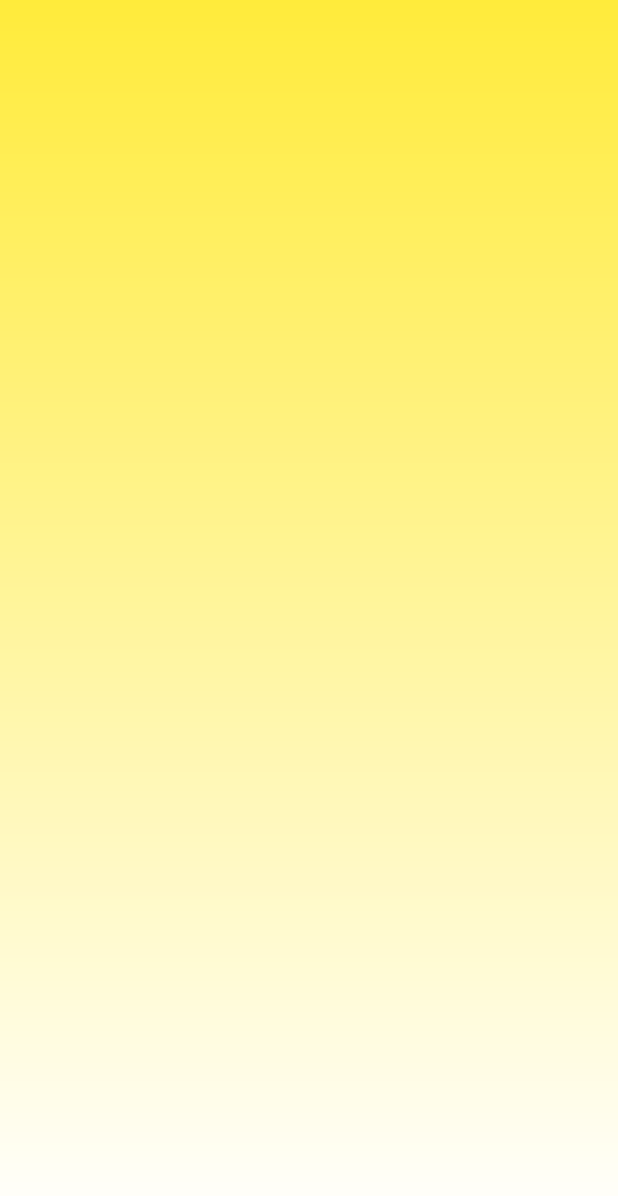
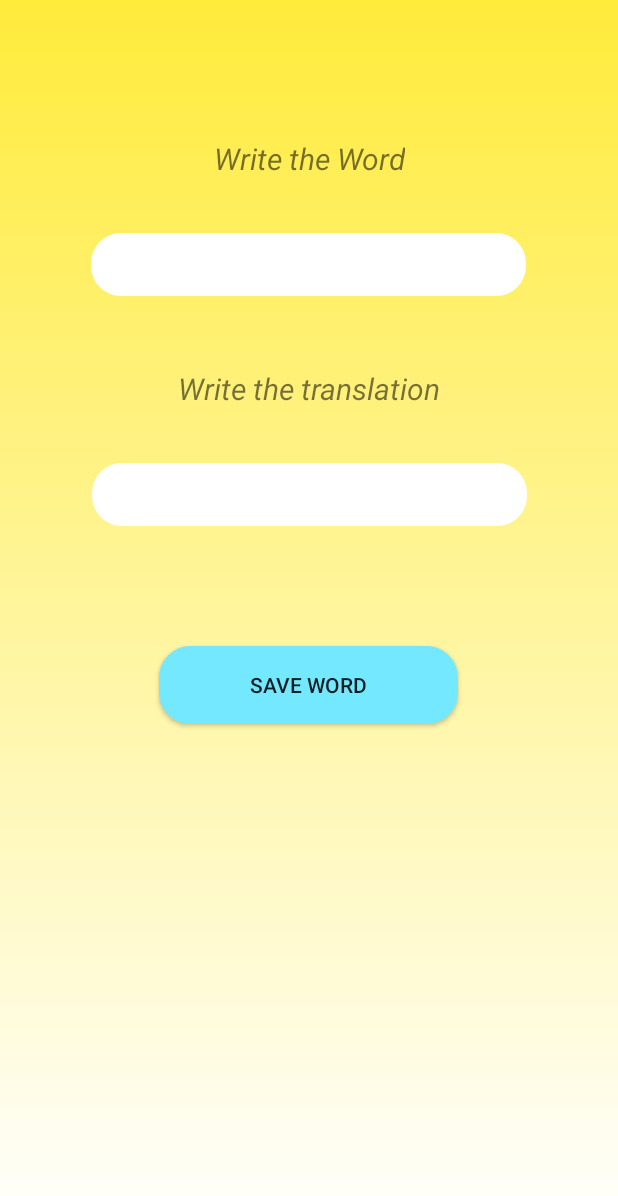
Before and after one commit to Julio1901/Rabbit_vocabulary, an Android app: the fragment AddNewWordFragment shown on its own in the app's theme, on a phone screen of 412 x 824 dp. Shown: the top 1196 px of the screen. Run offline under Robolectric (Android 15) with nearby library versions, the phone set to English and light mode, and no system bars.

Commit message:
Finished word addition screen

```diff
--- a/app/src/main/res/layout/fragment_add_new_word.xml
+++ b/app/src/main/res/layout/fragment_add_new_word.xml
@@ -1,8 +1,60 @@
 <?xml version="1.0" encoding="utf-8"?>
 <androidx.constraintlayout.widget.ConstraintLayout xmlns:android="http://schemas.android.com/apk/res/android"
+    xmlns:app="http://schemas.android.com/apk/res-auto"
     xmlns:tools="http://schemas.android.com/tools"
     android:layout_width="match_parent"
     android:layout_height="match_parent"
     tools:context=".fragments.AddNewWordFragment"
     android:background="@drawable/shape_add_new_word_background"
-    />
+    >
+
+    <TextView
+        android:id="@+id/input_word_title"
+        style="@style/screen_titles_add_words"
+        android:layout_marginTop="92dp"
+        android:text="@string/write_the_word"
+        app:layout_constraintEnd_toEndOf="parent"
+        app:layout_constraintStart_toStartOf="parent"
+        app:layout_constraintTop_toTopOf="parent" />
+
+
+    <com.google.android.material.textfield.TextInputEditText
+        android:id="@+id/input_word_edit_text"
+        style="@style/edit_text_screen_add_word"
+        app:layout_constraintEnd_toEndOf="parent"
+        app:layout_constraintHorizontal_bias="0.495"
+        app:layout_constraintStart_toStartOf="parent"
+        app:layout_constraintTop_toBottomOf="@+id/input_word_title" />
+
+
+    <TextView
+        android:id="@+id/input_translate_title"
+        style="@style/screen_titles_add_words"
+        android:layout_marginTop="48dp"
+        android:text="@string/write_the_translation"
+        app:layout_constraintEnd_toEndOf="parent"
+        app:layout_constraintStart_toStartOf="parent"
+        app:layout_constraintTop_toBottomOf="@+id/input_word_edit_text" />
+
+    <EditText
+        android:id="@+id/translate_edit_text"
+        style="@style/edit_text_screen_add_word"
+        app:layout_constraintEnd_toEndOf="parent"
+        app:layout_constraintStart_toStartOf="parent"
+        app:layout_constraintTop_toBottomOf="@+id/input_translate_title" />
+
+    <androidx.appcompat.widget.AppCompatButton
+        android:id="@+id/btn_save_word"
+        android:layout_width="199dp"
+        android:layout_height="52dp"
+        android:layout_marginTop="80dp"
+        android:background="@drawable/shape_button"
+        android:backgroundTint="@color/primary_light"
+        android:text="@string/save_word"
+        app:layout_constraintEnd_toEndOf="parent"
+        app:layout_constraintHorizontal_bias="0.498"
+        app:layout_constraintStart_toStartOf="parent"
+        app:layout_constraintTop_toBottomOf="@+id/translate_edit_text" />
+
+
+</androidx.constraintlayout.widget.ConstraintLayout>
--- a/app/src/main/res/values/strings.xml
+++ b/app/src/main/res/values/strings.xml
@@ -1,17 +1,24 @@
 <resources>
     <string name="app_name">Rabbit vocabulary</string>
+
+    <!--Login Screen-->
     <string name="login">Login</string>
     <string name="user_name">User Name</string>
     <string name="password">Password</string>
     <string name="create_an_account">Create an account</string>
     <string name="rabbit">Rabbit</string>
+
+    <!--Home Screen-->
     <string name="language_selection">Language Selection</string>
     <string name="English">English</string>
     <string name="Portuguese">Portuguese</string>
     <string name="list_all_words">List all words</string>
     <string name="add_new_word">Add new word</string>
     <string name="show_games">Show games</string>
-    <!-- TODO: Remove or change this placeholder text -->
-    <string name="hello_blank_fragment">Hello blank fragment</string>
+
+    <!--Add new word screen-->
+    <string name="write_the_word">Write the Word</string>
+    <string name="write_the_translation">Write the translation</string>
+    <string name="save_word">Save Word</string>
 
 </resources>
--- a/app/src/main/res/values/style.xml
+++ b/app/src/main/res/values/style.xml
@@ -17,6 +17,21 @@
     </style>
 
 
+    <style name="edit_text_screen_add_word">
+        <item name="android:layout_width">290dp</item>
+        <item name="android:layout_height">42dp</item>
+        <item name="android:textColor">@color/primary_text_color</item>
+        <item name="android:textColorHint">@color/primary_hint_color</item>
+        <item name="android:textSize">16dp</item>
+        <item name="android:textStyle">bold</item>
+        <item name="android:layout_marginLeft">32dp</item>
+        <item name="android:layout_marginRight">32dp</item>
+        <item name="android:layout_marginTop">36dp</item>
+        <item name="android:padding">8dp</item>
+
+        <item name="android:background">@drawable/shape_edit_text</item>
+    </style>
+
 
     <style name="title_option_cards">
         <item name="android:layout_width">wrap_content</item>
@@ -26,7 +41,12 @@
         <item name="android:textStyle">bold</item>
     </style>
 
-
+    <style name="screen_titles_add_words">
+        <item name="android:layout_width">wrap_content</item>
+        <item name="android:layout_height">wrap_content</item>
+        <item name="android:textSize">20dp</item>
+        <item name="android:textStyle">italic</item>
+    </style>
 
 
 </resources>
```
